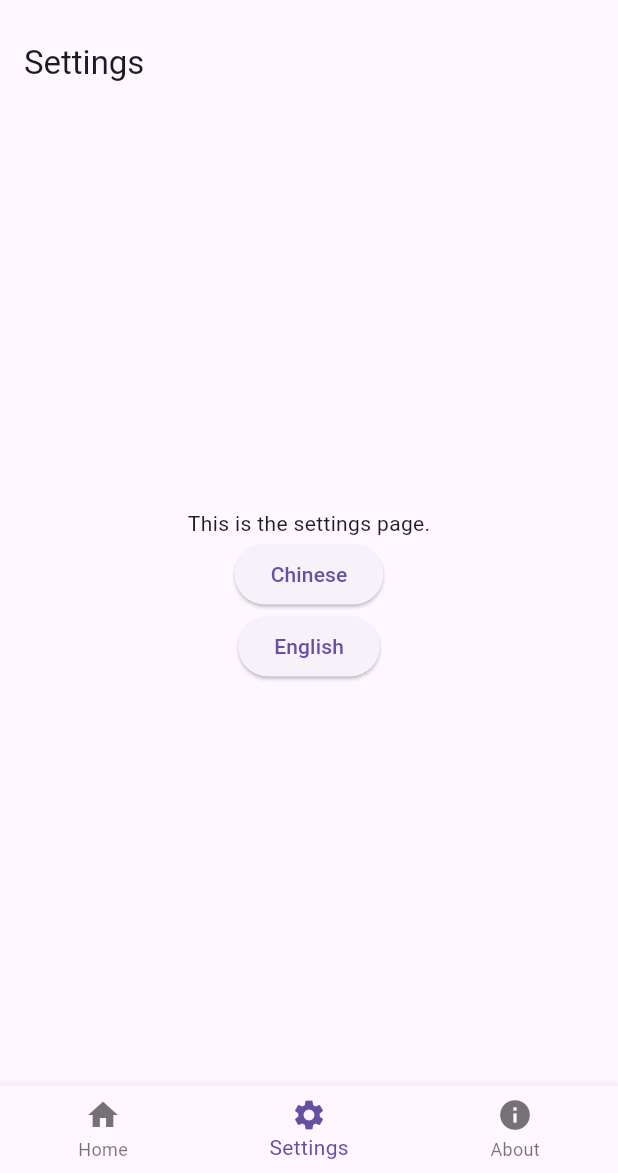
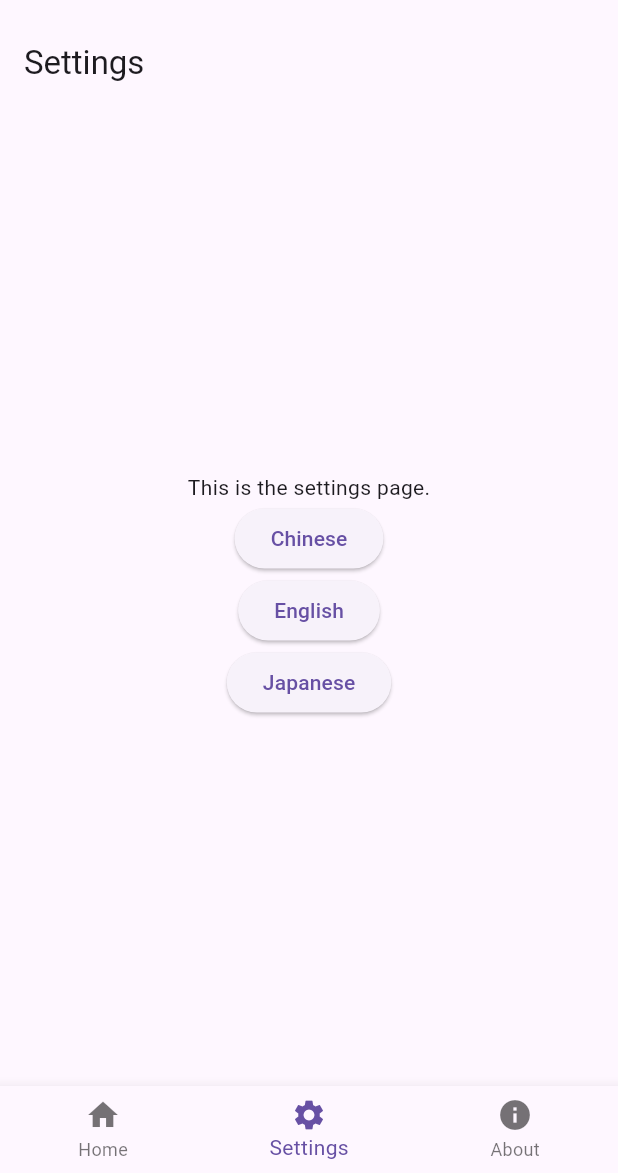
Before and after one commit to bosheng1220/skywater, a Flutter app: the screen it shows after launch, item 2 of the bottom bar chosen, on a phone screen of 412 x 824 dp, the part 63-1236 px from its top. Run offline on Flutter 3.47's test engine with Material 3 defaults, Android fonts, the light colour scheme and no system bars; our stand-ins replace flutter_dotenv; missing offline and left inert: lpinyin.

Commit message:
加日文:更新所有語言.arb跑flutter gen-l10n跟加選項按鈕

```diff
--- a/l10n.yaml
+++ b/l10n.yaml
@@ -5,4 +5,5 @@ output-class: AppLocalizations
 preferred-supported-locales:
   - en
   - zh
+  - ja
 synthetic-package: false
--- a/lib/l10n/app_en.arb
+++ b/lib/l10n/app_en.arb
@@ -6,5 +6,6 @@
   "about": "About",
   "settingsDescription": "This is the settings page.",
   "chinese": "Chinese",
-  "english": "English"
+  "english": "English",
+  "japanese": "Japanese"
 }
--- a/lib/l10n/app_localizations.dart
+++ b/lib/l10n/app_localizations.dart
@@ -6,6 +6,7 @@ import 'package:flutter_localizations/flutter_localizations.dart';
 import 'package:intl/intl.dart' as intl;
 
 import 'app_localizations_en.dart';
+import 'app_localizations_ja.dart';
 import 'app_localizations_zh.dart';
 
 // ignore_for_file: type=lint
@@ -92,7 +93,8 @@ abstract class AppLocalizations {
   /// A list of this localizations delegate's supported locales.
   static const List<Locale> supportedLocales = <Locale>[
     Locale('en'),
-    Locale('zh')
+    Locale('zh'),
+    Locale('ja')
   ];
 
   /// No description provided for @appTitle.
@@ -136,6 +138,12 @@ abstract class AppLocalizations {
   /// In en, this message translates to:
   /// **'English'**
   String get english;
+
+  /// No description provided for @japanese.
+  ///
+  /// In en, this message translates to:
+  /// **'Japanese'**
+  String get japanese;
 }
 
 class _AppLocalizationsDelegate extends LocalizationsDelegate<AppLocalizations> {
@@ -147,7 +155,7 @@ class _AppLocalizationsDelegate extends LocalizationsDelegate<AppLocalizations>
   }
 
   @override
-  bool isSupported(Locale locale) => <String>['en', 'zh'].contains(locale.languageCode);
+  bool isSupported(Locale locale) => <String>['en', 'ja', 'zh'].contains(locale.languageCode);
 
   @override
   bool shouldReload(_AppLocalizationsDelegate old) => false;
@@ -159,6 +167,7 @@ AppLocalizations lookupAppLocalizations(Locale locale) {
   // Lookup logic when only language code is specified.
   switch (locale.languageCode) {
     case 'en': return AppLocalizationsEn();
+    case 'ja': return AppLocalizationsJa();
     case 'zh': return AppLocalizationsZh();
   }
 
--- a/lib/l10n/app_localizations_en.dart
+++ b/lib/l10n/app_localizations_en.dart
@@ -28,4 +28,7 @@ class AppLocalizationsEn extends AppLocalizations {
 
   @override
   String get english => 'English';
+
+  @override
+  String get japanese => 'Japanese';
 }
--- a/lib/l10n/app_localizations_zh.dart
+++ b/lib/l10n/app_localizations_zh.dart
@@ -28,4 +28,7 @@ class AppLocalizationsZh extends AppLocalizations {
 
   @override
   String get english => '英文';
+
+  @override
+  String get japanese => '日文';
 }
--- a/lib/l10n/app_zh.arb
+++ b/lib/l10n/app_zh.arb
@@ -6,5 +6,6 @@
   "about": "關於",
   "settingsDescription": "這是設定頁。",
   "chinese": "中文",
-  "english": "英文"
+  "english": "英文",
+  "japanese": "日文"
 }
--- a/lib/pages/settings_page.dart
+++ b/lib/pages/settings_page.dart
@@ -16,7 +16,6 @@ class SettingsPage extends StatelessWidget {
           mainAxisAlignment: MainAxisAlignment.center,
           children: [
             Text(AppLocalizations.of(context)!.settingsDescription), // 顯示設定頁描述
-
             // 切換語言的按鈕
             ElevatedButton(
               onPressed: () {
@@ -32,6 +31,12 @@ class SettingsPage extends StatelessWidget {
               },
               child: Text(AppLocalizations.of(context)!.english),
             ),
+            ElevatedButton(
+              onPressed: () {
+                SkywaterApp.setLocale(context, const Locale('ja', 'JP'));
+              },
+              child: Text(AppLocalizations.of(context)!.japanese),
+            ),
           ],
         ),
       ),
```
Also changed, not shown: lib/l10n/app_ja.arb (added, +11 -0 lines), lib/l10n/app_localizations_ja.dart (added, +34 -0 lines).
